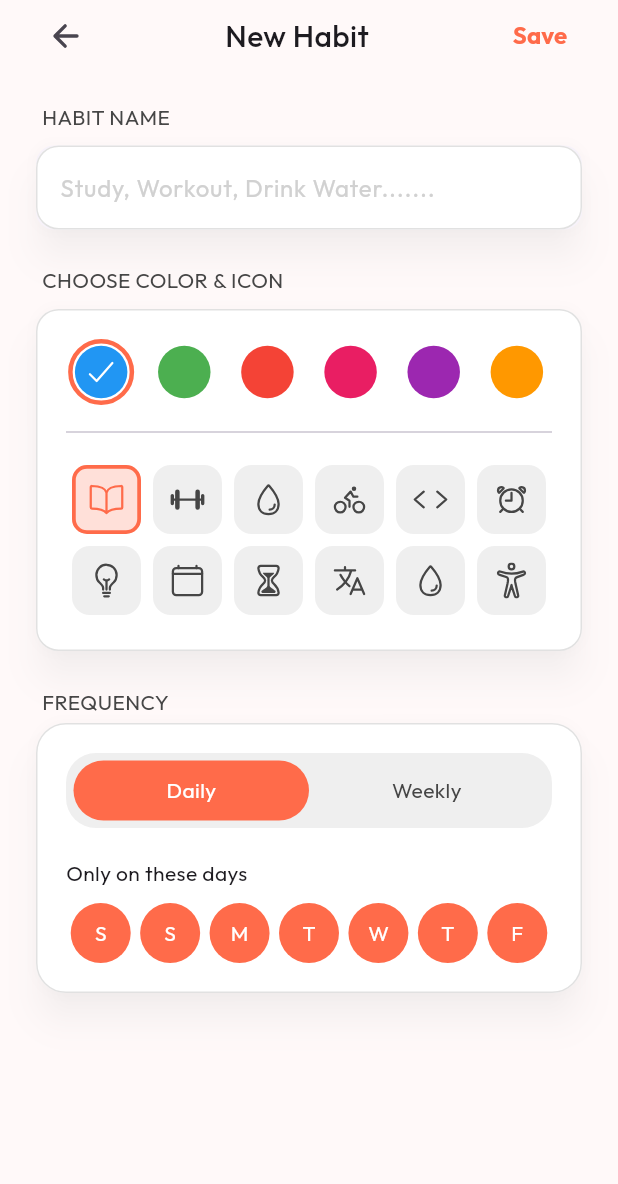
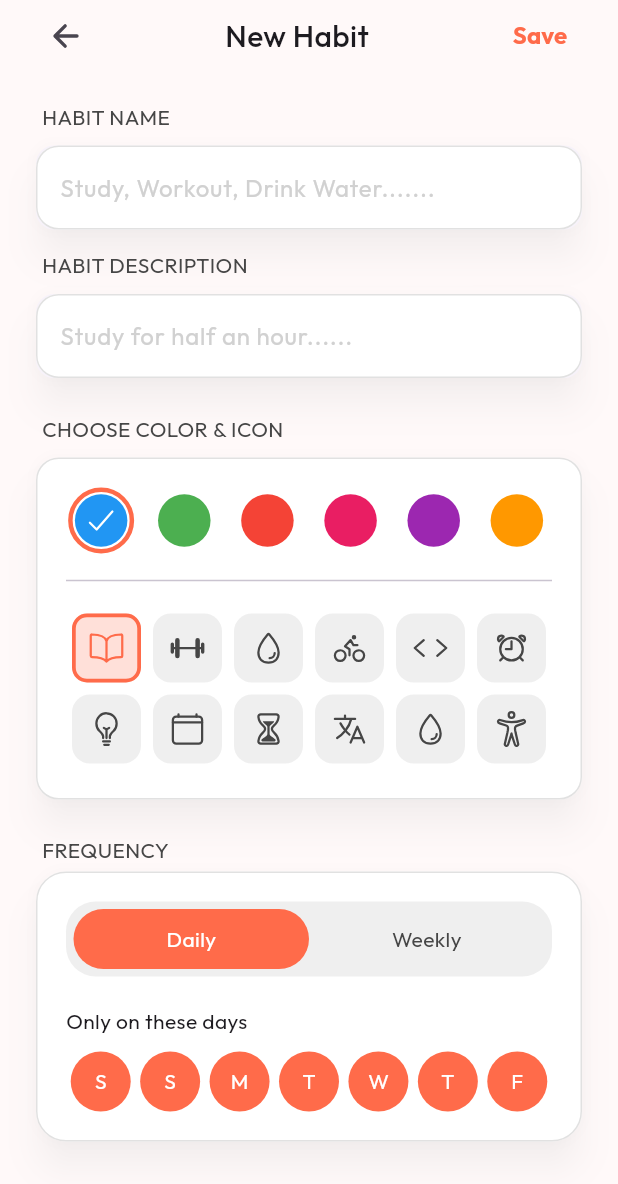
Before and after one commit to Preetham-Prasad-S/habit_tracker, a Flutter app: the HabitFormScreen screen opened directly, on a phone screen of 412 x 824 dp. Shown: the top 1184 px of the screen. Run offline on Flutter 3.47's test engine with Material 3 defaults, Android fonts, the phone set to English and light mode, and no system bars; our stand-ins replace fpdart, get, google_fonts, ionicons, sqflite; accounts and stored records are empty.

```diff
--- a/lib/features/habit/data/source/habit_datasource.dart
+++ b/lib/features/habit/data/source/habit_datasource.dart
@@ -1,5 +1,6 @@
 import 'package:schedule_tracker/core/success/success.dart';
+import 'package:schedule_tracker/features/habit/data/models/habit_model.dart';
 
 abstract interface class HabitDatasource {
-  Future<Data> createHabit();
+  Future<Data> createHabit(HabitModel habitModel);
 }
--- a/lib/features/habit/domain/entities/create_habit_entity.dart
+++ b/lib/features/habit/domain/entities/create_habit_entity.dart
@@ -1,5 +1,7 @@
 class CreateHabitEntity {
+  final String id;
   final String title;
+  final String description;
   final int color;
   final int icon;
   final int frequency;
@@ -11,10 +13,12 @@ class CreateHabitEntity {
     required this.icon,
     required this.frequency,
     required this.frequencyDates,
+    required this.description,
+    required this.id,
   });
 
   @override
   String toString() {
-    return 'CreateHabitEntity(title: $title, color: $color, icon: $icon, frequency: $frequency, frequencyDates: $frequencyDates)';
+    return 'CreateHabitEntity(id : $id ,title: $title, color: $color, icon: $icon, frequency: $frequency, frequencyDates: $frequencyDates, description : $description)';
   }
 }
--- a/lib/features/habit/presentation/controller/habit_form_controller.dart
+++ b/lib/features/habit/presentation/controller/habit_form_controller.dart
@@ -2,9 +2,12 @@ import 'package:flutter/material.dart';
 import 'package:get/get.dart';
 import 'package:schedule_tracker/core/utils/helper.dart';
 import 'package:schedule_tracker/features/habit/domain/entities/create_habit_entity.dart';
+import 'package:uuid/uuid.dart';
 
 class HabitFormController extends GetxController {
   final habitNameController = TextEditingController();
+  final habitDescriptionController = TextEditingController();
+
   final habitColors = HabitColors.habitColors;
   final habitIcons = HabitIcons.habitIcons;
   final habitFrequencyType = HabitFrequency.habitFrequencyType;
@@ -16,9 +19,13 @@ class HabitFormController extends GetxController {
   final selectedFrequencyType = 0.obs;
   final selectedFrequencyDays = <int>[].obs;
 
+  final uuid = Uuid();
+
   void createHabit() {
     final newhabit = CreateHabitEntity(
+      id: uuid.v7(),
       title: habitNameController.text.trim(),
+      description: habitDescriptionController.text.trim(),
       color: selectedColor.value,
       icon: selectedIcon.value,
       frequency: selectedFrequencyType.value,
@@ -29,6 +36,7 @@ class HabitFormController extends GetxController {
   @override
   void onClose() {
     habitNameController.dispose();
+    habitDescriptionController.dispose();
     super.onClose();
   }
 }
--- a/lib/features/habit/presentation/screens/habit_form_screen.dart
+++ b/lib/features/habit/presentation/screens/habit_form_screen.dart
@@ -4,7 +4,7 @@ import 'package:schedule_tracker/core/utils/app_colors.dart';
 import 'package:schedule_tracker/features/habit/presentation/controller/habit_form_controller.dart';
 import 'package:schedule_tracker/features/habit/presentation/widgets/frequency_widget.dart';
 import 'package:schedule_tracker/features/habit/presentation/widgets/habit_color_icon_widget.dart';
-import 'package:schedule_tracker/features/habit/presentation/widgets/habit_name_widget.dart';
+import 'package:schedule_tracker/features/habit/presentation/widgets/habit_field_widget.dart';
 import 'package:schedule_tracker/features/habit/presentation/widgets/header_widget.dart';
 
 class HabitFormScreen extends StatelessWidget {
@@ -28,7 +28,17 @@ class HabitFormScreen extends StatelessWidget {
                 child: SingleChildScrollView(
                   child: Column(
                     children: [
-                      HabitNameWidget(
+                      HabitFieldWidget(
+                        text: "HABIT NAME",
+                        hintText: "Study, Workout, Drink Water.......",
+                        habitNameTextController:
+                            habitFormController.habitNameController,
+                      ),
+                      const SizedBox(height: 10),
+
+                      HabitFieldWidget(
+                        text: 'HABIT DESCRIPTION',
+                        hintText: "Study for half an hour......",
                         habitNameTextController:
                             habitFormController.habitNameController,
                       ),
--- a/lib/features/habit/presentation/widgets/habit_name_widget.dart
+++ b/lib/features/habit/presentation/widgets/habit_field_widget.dart
@@ -2,9 +2,16 @@ import 'package:flutter/material.dart';
 import 'package:schedule_tracker/core/utils/app_colors.dart';
 import 'package:schedule_tracker/features/habit/presentation/widgets/section_title_widget.dart';
 
-class HabitNameWidget extends StatelessWidget {
-  const HabitNameWidget({super.key, required this.habitNameTextController});
+class HabitFieldWidget extends StatelessWidget {
+  const HabitFieldWidget({
+    super.key,
+    required this.habitNameTextController,
+    required this.text,
+    required this.hintText,
+  });
   final TextEditingController habitNameTextController;
+  final String text;
+  final String hintText;
 
   OutlineInputBorder _border(Color borderColor) {
     return OutlineInputBorder(
@@ -18,7 +25,7 @@ class HabitNameWidget extends StatelessWidget {
     return Column(
       crossAxisAlignment: CrossAxisAlignment.start,
       children: [
-        SectionTitleTextWidget(text: "HABIT NAME"),
+        SectionTitleTextWidget(text: text),
         const SizedBox(height: 5),
         Card(
           elevation: 10,
@@ -27,7 +34,7 @@ class HabitNameWidget extends StatelessWidget {
             controller: habitNameTextController,
             decoration: InputDecoration(
               filled: true,
-              hintText: "Study, Workout, Drink Water.......",
+              hintText: hintText,
               hintStyle: TextStyle(color: AppColors.greyBackdropColorMedium),
               fillColor: AppColors.whiteColor,
               enabledBorder: _border(AppColors.cardBorderColor),
--- a/pubspec.yaml
+++ b/pubspec.yaml
@@ -42,6 +42,7 @@ dependencies:
   sqflite: ^2.4.2+1
   get: ^4.7.3
   fpdart: ^1.2.0
+  uuid: ^4.6.0
 
 dev_dependencies:
   flutter_test:
```
Also changed, not shown: lib/core/services/app_database.dart (+37 -1 lines), lib/features/habit/data/models/habit_model.dart (+8 -13 lines), lib/features/habit/data/source/habit_local_datasource_impl.dart (+9 -3 lines), pubspec.lock.
